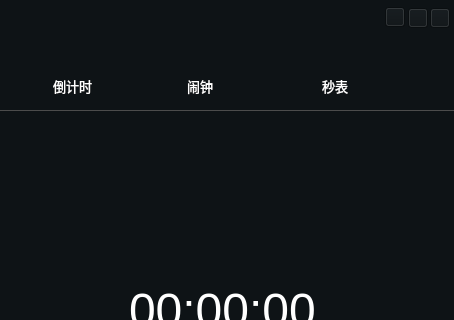
First picture: the form in src/plugins/Clock_deamon/clock.ui, repository ukui/ukui-sidebar, before the edit; both pictures show x 0 to 454 and y 0 to 320 of the 454 by 660 pixel window.
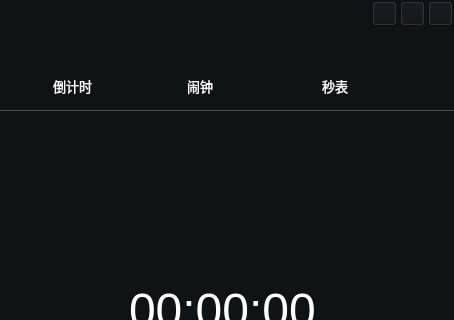
Second picture: the form after the edit. Icons and pictures are not drawn. Custom widgets are drawn as their Qt base class.

```diff
--- a/src/plugins/Clock_deamon/clock.ui
+++ b/src/plugins/Clock_deamon/clock.ui
@@ -624,10 +624,10 @@
   <widget class="QPushButton" name="pushButton_5">
    <property name="geometry">
     <rect>
-     <x>430</x>
-     <y>8</y>
-     <width>20</width>
-     <height>20</height>
+     <x>428</x>
+     <y>1</y>
+     <width>25</width>
+     <height>25</height>
     </rect>
    </property>
    <property name="text">
@@ -637,10 +637,10 @@
   <widget class="QPushButton" name="pushButton_4">
    <property name="geometry">
     <rect>
-     <x>408</x>
-     <y>8</y>
-     <width>20</width>
-     <height>20</height>
+     <x>400</x>
+     <y>1</y>
+     <width>25</width>
+     <height>25</height>
     </rect>
    </property>
    <property name="text">
@@ -1181,10 +1181,10 @@
   <widget class="QPushButton" name="pushButton_12">
    <property name="geometry">
     <rect>
-     <x>385</x>
-     <y>7</y>
-     <width>20</width>
-     <height>20</height>
+     <x>372</x>
+     <y>1</y>
+     <width>25</width>
+     <height>25</height>
     </rect>
    </property>
    <property name="text">
```
